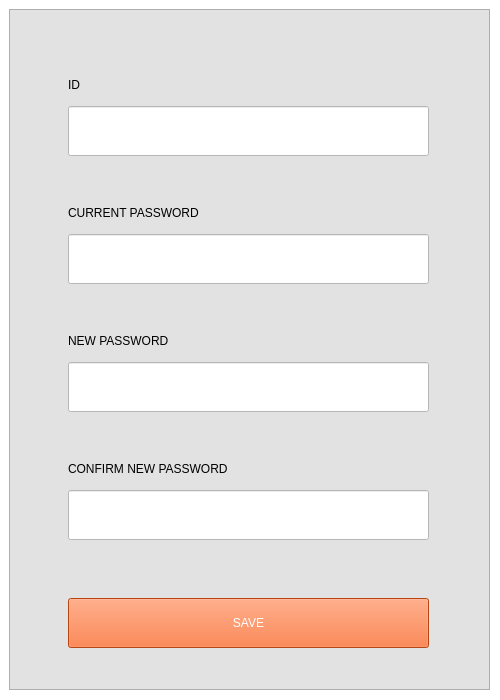
Qt form GUI/UI/ChangePW.ui (benipine/ADIDAS) before a commit.
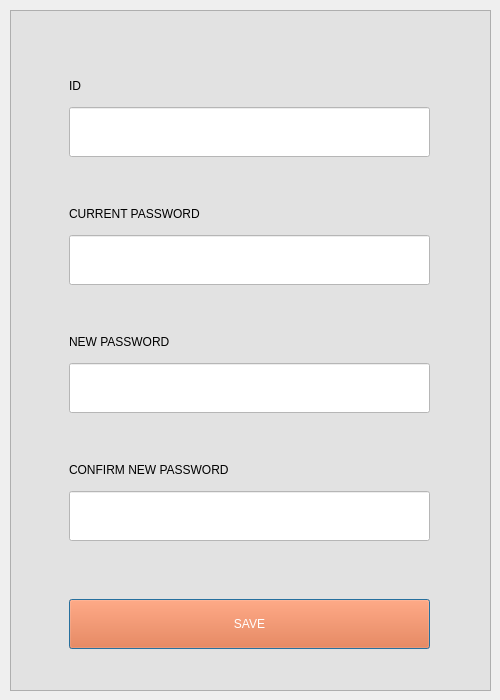
The same form after that commit.

Patch:
```diff
--- a/GUI/UI/ChangePW.ui
+++ b/GUI/UI/ChangePW.ui
@@ -1,7 +1,7 @@
 <?xml version="1.0" encoding="UTF-8"?>
 <ui version="4.0">
- <class>MainWindow</class>
- <widget class="QMainWindow" name="MainWindow">
+ <class>ChangePassword</class>
+ <widget class="QDialog" name="ChangePassword">
   <property name="geometry">
    <rect>
     <x>0</x>
@@ -11,17 +11,13 @@
    </rect>
   </property>
   <property name="windowTitle">
-   <string>MainWindow</string>
+   <string>Change Password</string>
   </property>
-  <property name="styleSheet">
-   <string notr="true">background-color: rgb(255, 255, 255);</string>
-  </property>
-  <widget class="QWidget" name="centralwidget">
    <widget class="QFrame" name="frame">
     <property name="geometry">
      <rect>
-      <x>9</x>
-      <y>9</y>
+     <x>10</x>
+     <y>10</y>
       <width>481</width>
       <height>681</height>
      </rect>
@@ -86,7 +82,7 @@
        </widget>
       </item>
       <item>
-       <widget class="QLineEdit" name="lineEdit">
+      <widget class="QLineEdit" name="input_id">
         <property name="minimumSize">
          <size>
           <width>0</width>
@@ -131,7 +127,7 @@
        </widget>
       </item>
       <item>
-       <widget class="QLineEdit" name="lineEdit_2">
+      <widget class="QLineEdit" name="input_oldpw">
         <property name="minimumSize">
          <size>
           <width>0</width>
@@ -148,6 +144,9 @@
          <string notr="true">background-color: rgb(255, 255, 255);
 font: 18pt &quot;PibotoLt&quot;;</string>
         </property>
+       <property name="echoMode">
+        <enum>QLineEdit::Password</enum>
+       </property>
        </widget>
       </item>
       <item>
@@ -170,7 +169,7 @@
        </widget>
       </item>
       <item>
-       <widget class="QLineEdit" name="lineEdit_3">
+      <widget class="QLineEdit" name="input_newpw">
         <property name="maximumSize">
          <size>
           <width>16777215</width>
@@ -181,6 +180,9 @@
          <string notr="true">background-color: rgb(255, 255, 255);
 font: 18pt &quot;PibotoLt&quot;;</string>
         </property>
+       <property name="echoMode">
+        <enum>QLineEdit::Password</enum>
+       </property>
        </widget>
       </item>
       <item>
@@ -209,7 +211,7 @@
        </widget>
       </item>
       <item>
-       <widget class="QLineEdit" name="lineEdit_4">
+      <widget class="QLineEdit" name="confirm_newpw">
         <property name="minimumSize">
          <size>
           <width>0</width>
@@ -226,6 +228,9 @@
          <string notr="true">background-color: rgb(255, 255, 255);
 font: 18pt &quot;PibotoLt&quot;;</string>
         </property>
+       <property name="echoMode">
+        <enum>QLineEdit::Password</enum>
+       </property>
        </widget>
       </item>
       <item>
@@ -248,7 +253,7 @@
        </widget>
       </item>
       <item>
-       <widget class="QPushButton" name="pushButton">
+      <widget class="QPushButton" name="button_save">
         <property name="maximumSize">
          <size>
           <width>16777215</width>
@@ -266,7 +271,6 @@
        </widget>
       </item>
      </layout>
-    </widget>
    </widget>
   </widget>
  </widget>
```
Lines whose indentation alone changed are shown as unchanged.
